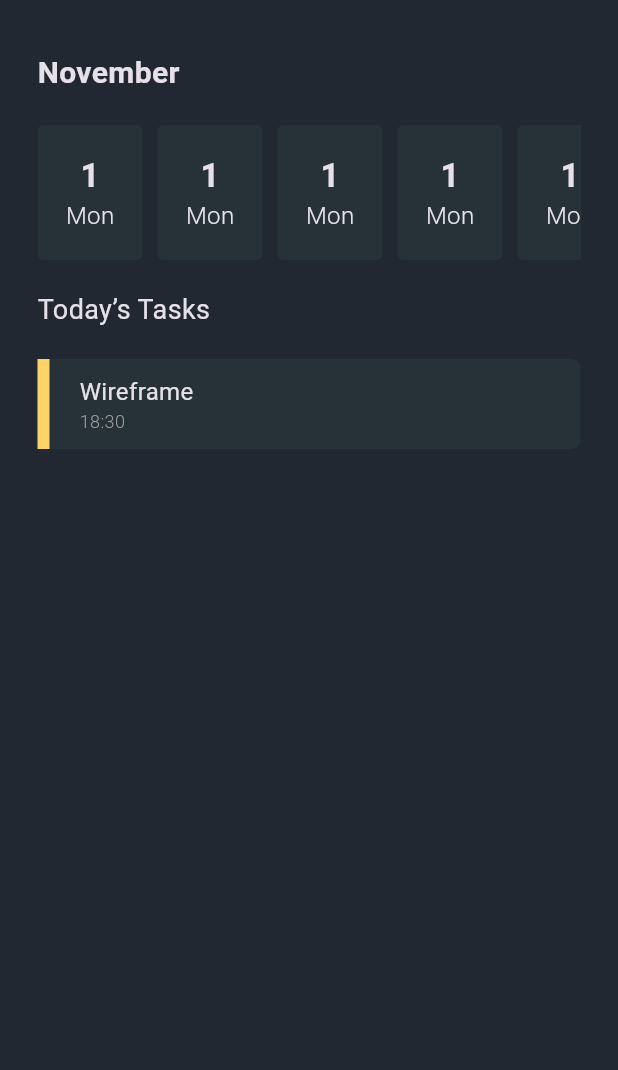
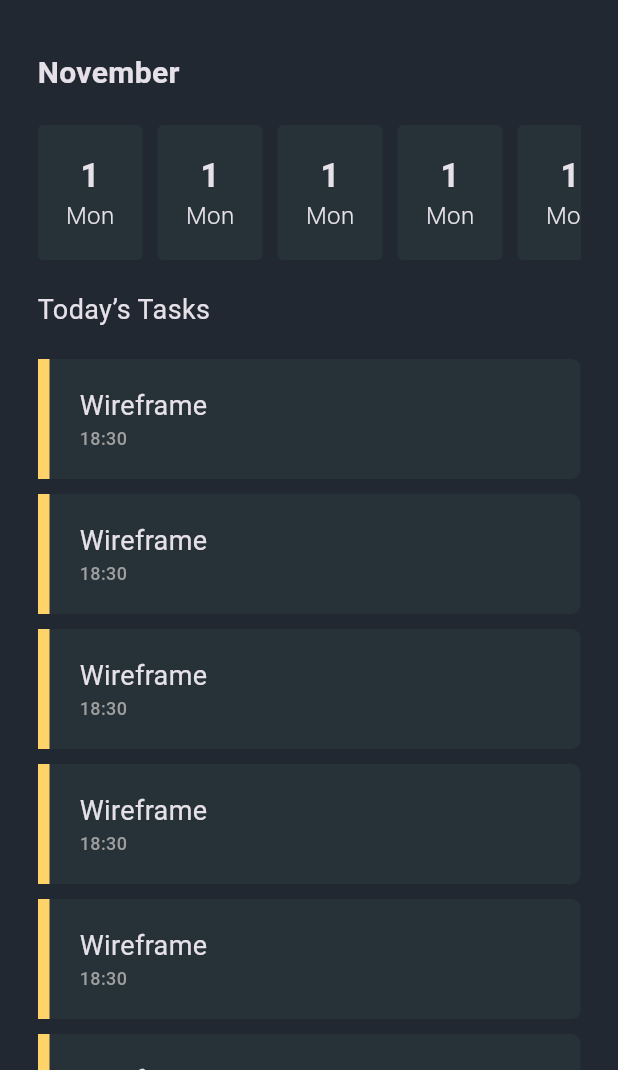
Before and after one commit to Mahmoud-Azmy/DayTask, a Flutter app: the screen it shows after launch, on a phone screen of 412 x 824 dp, the part 166-1236 px from its top. Run offline on Flutter 3.47's test engine with Material 3 defaults, Android fonts, the phone set to English and light mode, and no system bars; our stand-ins replace go_router; Roboto replaces fonts that are missing (Pilat Extended).

Commit message:
create TasksListView

```diff
--- a/lib/features/home/presentation/views/widgets/home_view_body.dart
+++ b/lib/features/home/presentation/views/widgets/home_view_body.dart
@@ -1,7 +1,7 @@
 import 'package:day_task/core/styles.dart';
 import 'package:day_task/features/home/presentation/views/widgets/custom_appbar.dart';
 import 'package:day_task/features/home/presentation/views/widgets/days_list_view.dart';
-import 'package:day_task/features/home/presentation/views/widgets/tasks_list_view_item.dart';
+import 'package:day_task/features/home/presentation/views/widgets/tasks_list_view.dart';
 import 'package:flutter/material.dart';
 
 class HomeViewBody extends StatelessWidget {
@@ -12,12 +12,19 @@ class HomeViewBody extends StatelessWidget {
     return Padding(
       padding: const EdgeInsets.symmetric(horizontal: 25),
       child: Column(
-        crossAxisAlignment: CrossAxisAlignment.start,
         children: [
           const SizedBox(
             height: 60,
           ),
           const CustomAppbar(),
+          Expanded(
+            child: CustomScrollView(
+              physics: const BouncingScrollPhysics(),
+              slivers: [
+                SliverToBoxAdapter(
+                  child: Column(
+                    crossAxisAlignment: CrossAxisAlignment.start,
+                    children: [
                       const SizedBox(
                         height: 30,
                       ),
@@ -34,12 +41,19 @@ class HomeViewBody extends StatelessWidget {
                       ),
                       Text(
                         'Today’s Tasks',
-            style: Styles.textStyle18.copyWith(fontWeight: FontWeight.w400),
+                        style: Styles.textStyle18
+                            .copyWith(fontWeight: FontWeight.w400),
                       ),
                       const SizedBox(
                         height: 20,
                       ),
-          const TasksListViewItem()
+                    ],
+                  ),
+                ),
+                const TasksListView(),
+              ],
+            ),
+          ),
         ],
       ),
     );
--- a/lib/features/home/presentation/views/widgets/tasks_list_view_item.dart
+++ b/lib/features/home/presentation/views/widgets/tasks_list_view_item.dart
@@ -8,7 +8,7 @@ class TasksListViewItem extends StatelessWidget {
   @override
   Widget build(BuildContext context) {
     return Container(
-      height: 60,
+      height: 80,
       decoration: BoxDecoration(
         color: kThirdColor,
         borderRadius: BorderRadius.circular(6),
@@ -27,12 +27,12 @@ class TasksListViewItem extends StatelessWidget {
               children: [
                 const Text('Wireframe',
                     style: TextStyle(
-                      fontSize: 16,
+                      fontSize: 18,
                       fontWeight: FontWeight.w400,
                     )),
                 Text('18:30',
                     style: Styles.textStyle12.copyWith(
-                        fontWeight: FontWeight.w300, color: Colors.grey)),
+                        fontWeight: FontWeight.w500, color: Colors.grey)),
               ],
             ),
           ),
```
Also changed, not shown: lib/features/home/presentation/views/widgets/tasks_list_view.dart (added, +21 -0 lines). Lines whose indentation alone changed are shown as unchanged.
